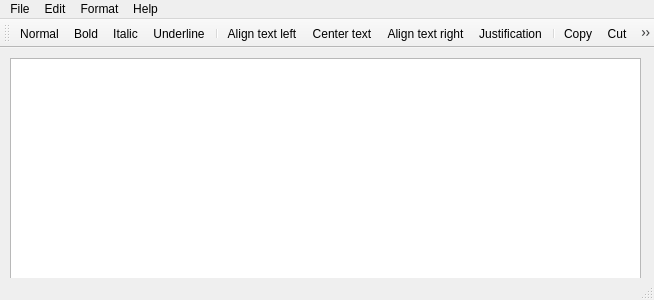
1cy1c3/scribo, file scribo/mainwindow.ui: the form before one commit.
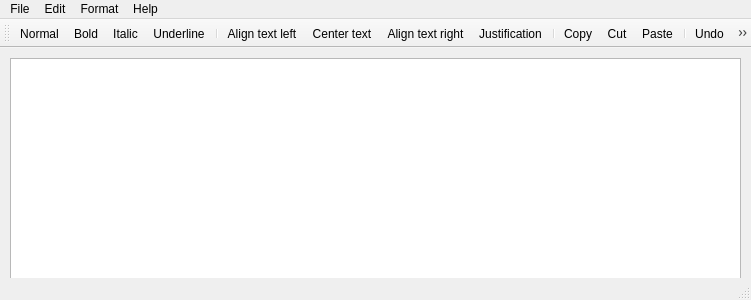
The form after the commit. Icons and pictures are not drawn.

Diff of the .ui file:
```diff
--- a/scribo/mainwindow.ui
+++ b/scribo/mainwindow.ui
@@ -6,7 +6,7 @@
    <rect>
     <x>0</x>
     <y>0</y>
-    <width>654</width>
+    <width>751</width>
     <height>300</height>
    </rect>
   </property>
@@ -19,7 +19,7 @@
      <rect>
       <x>10</x>
       <y>10</y>
-      <width>631</width>
+      <width>731</width>
       <height>221</height>
      </rect>
     </property>
@@ -30,7 +30,7 @@
     <rect>
      <x>0</x>
      <y>0</y>
-     <width>654</width>
+     <width>751</width>
      <height>22</height>
     </rect>
    </property>
@@ -125,6 +125,9 @@
    <addaction name="separator"/>
    <addaction name="actionUndo"/>
    <addaction name="actionRedo"/>
+   <addaction name="separator"/>
+   <addaction name="actionEncrypt"/>
+   <addaction name="actionDecrypt"/>
   </widget>
   <widget class="QStatusBar" name="statusBar"/>
   <action name="actionNew">
@@ -361,6 +364,24 @@
     <string>Font</string>
    </property>
   </action>
+  <action name="actionEncrypt">
+   <property name="icon">
+    <iconset resource="app.qrc">
+     <normaloff>:/img/encryption.png</normaloff>:/img/encryption.png</iconset>
+   </property>
+   <property name="text">
+    <string>Encrypt</string>
+   </property>
+  </action>
+  <action name="actionDecrypt">
+   <property name="icon">
+    <iconset resource="app.qrc">
+     <normaloff>:/img/decryption.png</normaloff>:/img/decryption.png</iconset>
+   </property>
+   <property name="text">
+    <string>Decrypt</string>
+   </property>
+  </action>
  </widget>
  <layoutdefault spacing="6" margin="11"/>
  <resources>
```
Left out of the diff: 3 changed lines with no effect on the pictures.
